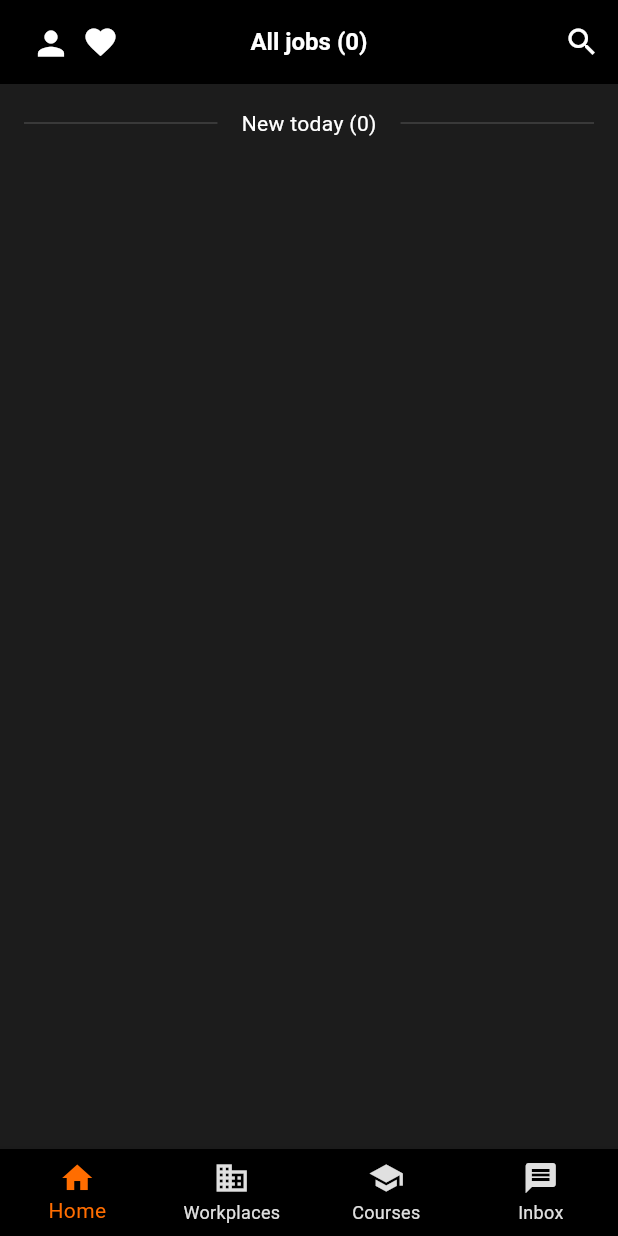
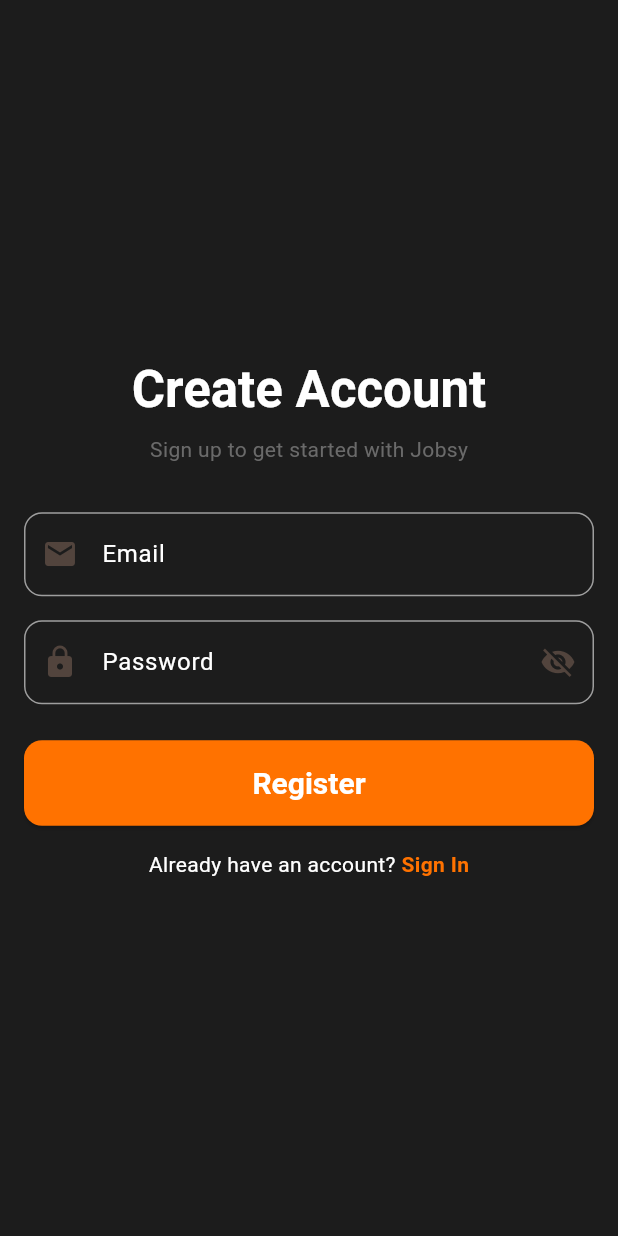
Before and after one commit to rragnarsd/Jobsy, a Flutter app: the screen it shows after launch, on a phone screen of 412 x 824 dp. Run offline on Flutter 3.47's test engine with Material 3 defaults, Android fonts, the light colour scheme and no system bars; our stand-ins replace cloud_firestore, firebase_auth, firebase_core, go_router, shared_preferences, toastification; accounts and stored records are empty; generated files the repository leaves out were written again.

Commit message:
Register and login functionality

```diff
--- a/lib/main.dart
+++ b/lib/main.dart
@@ -1,5 +1,6 @@
 import 'package:codehatch/firebase_options.dart';
 import 'package:codehatch/l10n/app_localizations.dart';
+import 'package:codehatch/providers/auth_provider.dart';
 import 'package:codehatch/providers/workplace_provider.dart';
 import 'package:codehatch/utils/routes.dart';
 import 'package:codehatch/utils/theme.dart';
@@ -19,7 +20,10 @@ class MyApp extends StatelessWidget {
   @override
   Widget build(BuildContext context) {
     return MultiProvider(
-      providers: [ChangeNotifierProvider(create: (_) => WorkplaceProvider())],
+      providers: [
+        ChangeNotifierProvider(create: (_) => AuthProvider()),
+        ChangeNotifierProvider(create: (_) => WorkplaceProvider()),
+      ],
       child: MaterialApp.router(
         title: 'Jobsy',
         debugShowCheckedModeBanner: false,
--- /dev/null
+++ b/lib/pages/auth/auth_exception.dart
@@ -0,0 +1,7 @@
+class AuthException implements Exception {
+  final String message;
+  AuthException(this.message);
+
+  @override
+  String toString() => message;
+}
--- /dev/null
+++ b/lib/pages/auth/auth_page.dart
@@ -0,0 +1,194 @@
+import 'package:codehatch/providers/auth_provider.dart';
+import 'package:codehatch/utils/colors.dart';
+import 'package:codehatch/utils/extensions.dart';
+import 'package:codehatch/widgets/app_textform_field.dart';
+import 'package:flutter/gestures.dart';
+import 'package:flutter/material.dart';
+import 'package:go_router/go_router.dart';
+import 'package:provider/provider.dart';
+
+class AuthPage extends StatefulWidget {
+  const AuthPage({super.key});
+
+  @override
+  State<AuthPage> createState() => _AuthPageState();
+}
+
+class _AuthPageState extends State<AuthPage> {
+  final TextEditingController _emailController = TextEditingController();
+  final TextEditingController _passwordController = TextEditingController();
+  final GlobalKey<FormState> _formKey = GlobalKey<FormState>();
+
+  @override
+  void dispose() {
+    _emailController.dispose();
+    _passwordController.dispose();
+    super.dispose();
+  }
+
+  void _toggleAuthMode() {
+    final authProvider = context.read<AuthProvider>();
+    authProvider.clearError();
+    authProvider.toggleAuthMode();
+    _formKey.currentState?.reset();
+  }
+
+  @override
+  Widget build(BuildContext context) {
+    final theme = Theme.of(context);
+    return Scaffold(
+      body: SafeArea(
+        child: Padding(
+          padding: const EdgeInsets.all(16.0),
+          child: Form(
+            key: _formKey,
+            child: Consumer<AuthProvider>(
+              builder: (context, authProvider, child) {
+                return Column(
+                  crossAxisAlignment: CrossAxisAlignment.center,
+                  mainAxisAlignment: MainAxisAlignment.center,
+                  children: [
+                    Text(
+                      authProvider.isRegister
+                          ? 'Create Account'
+                          : 'Welcome Back',
+                      style: theme.textTheme.headlineMedium?.copyWith(
+                        fontWeight: FontWeight.w600,
+                      ),
+                    ),
+                    const SizedBox(height: 8),
+                    Text(
+                      authProvider.isRegister
+                          ? 'Sign up to get started with Jobsy'
+                          : 'Sign in to continue with Jobsy',
+                      style: theme.textTheme.bodyMedium?.copyWith(
+                        color: JobsyColors.greyColor.withValues(alpha: 0.6),
+                      ),
+                    ),
+                    const SizedBox(height: 32.0),
+                    AppTextFormField(
+                      controller: _emailController,
+                      textInputAction: TextInputAction.next,
+                      prefixIcon: const Icon(Icons.email),
+                      labelText: 'Email',
+                      keyboardType: TextInputType.emailAddress,
+                      validator: (value) => value?.emailError,
+                    ),
+                    const SizedBox(height: 16.0),
+                    AppTextFormField(
+                      controller: _passwordController,
+                      textInputAction: TextInputAction.done,
+                      prefixIcon: const Icon(Icons.lock),
+                      suffix: GestureDetector(
+                        onTap: authProvider.togglePasswordVisibility,
+                        child: Icon(
+                          !authProvider.obscurePassword
+                              ? Icons.visibility
+                              : Icons.visibility_off,
+                        ),
+                      ),
+                      labelText: 'Password',
+                      obscureText: authProvider.obscurePassword,
+                      validator: (value) => value?.passwordError,
+                    ),
+                    const SizedBox(height: 24.0),
+                    SizedBox(
+                      width: double.infinity,
+                      child: ElevatedButton(
+                        onPressed: authProvider.isLoading ? null : submitForm,
+                        style: ElevatedButton.styleFrom(
+                          backgroundColor: JobsyColors.primaryColor,
+                          padding: const EdgeInsets.all(16),
+                          shape: RoundedRectangleBorder(
+                            borderRadius: BorderRadius.circular(12),
+                          ),
+                        ),
+                        child: authProvider.isLoading
+                            ? const SizedBox(
+                                width: 26,
+                                height: 26,
+                                child: CircularProgressIndicator(
+                                  color: JobsyColors.whiteColor,
+                                  strokeWidth: 3,
+                                ),
+                              )
+                            : Text(
+                                authProvider.isRegister
+                                    ? 'Register'
+                                    : 'Sign In',
+                                style: theme.textTheme.titleLarge?.copyWith(
+                                  color: JobsyColors.whiteColor,
+                                ),
+                              ),
+                      ),
+                    ),
+                    const SizedBox(height: 16.0),
+                    RichText(
+                      text: TextSpan(
+                        children: [
+                          TextSpan(
+                            text: authProvider.isRegister
+                                ? 'Already have an account?'
+                                : 'Don\'t have an account?',
+                            style: theme.textTheme.bodyMedium,
+                          ),
+                          TextSpan(
+                            recognizer: TapGestureRecognizer()
+                              ..onTap = _toggleAuthMode,
+                            text: authProvider.isRegister
+                                ? ' Sign In'
+                                : ' Register',
+                            style: theme.textTheme.bodyMedium?.copyWith(
+                              color: JobsyColors.primaryColor,
+                              fontWeight: FontWeight.w600,
+                            ),
+                          ),
+                        ],
+                      ),
+                    ),
+                  ],
+                );
+              },
+            ),
+          ),
+        ),
+      ),
+    );
+  }
+
+  Future<void> submitForm() async {
+    if (!_formKey.currentState!.validate()) return;
+
+    final authProvider = context.read<AuthProvider>();
+
+    authProvider.clearError();
+
+    if (authProvider.isRegister) {
+      await authProvider.signUpWithEmailAndPassword(
+        email: _emailController.text.trim(),
+        password: _passwordController.text.trim(),
+      );
+    } else {
+      await authProvider.signInWithEmailAndPassword(
+        email: _emailController.text.trim(),
+        password: _passwordController.text.trim(),
+      );
+    }
+
+    if (authProvider.authErrorMessage != null) {
+      if (!mounted) return;
+
+      context.showToast(
+        title: authProvider.authErrorMessage!,
+        type: ToastType.error,
+        textColor: JobsyColors.whiteColor,
+        backgroundColor: JobsyColors.errorColor,
+        duration: const Duration(seconds: 5),
+      );
+      return;
+    }
+
+    if (!mounted) return;
+    context.go('/home');
+  }
+}
--- a/lib/pages/courses/course_details.dart
+++ b/lib/pages/courses/course_details.dart
@@ -367,7 +367,10 @@ class CourseBottomBar extends StatelessWidget {
         onPressed: () {},
         style: ElevatedButton.styleFrom(
           backgroundColor: JobsyColors.primaryColor,
-          padding: const EdgeInsets.symmetric(horizontal: 16, vertical: 12),
+          padding: const EdgeInsets.all(16),
+          shape: const RoundedRectangleBorder(
+            borderRadius: BorderRadius.all(Radius.circular(12.0)),
+          ),
         ),
         label: Text(
           AppLocalizations.of(context)!.open_course,
--- a/lib/pages/home/home_page.dart
+++ b/lib/pages/home/home_page.dart
@@ -23,7 +23,7 @@ class _HomePageState extends State<HomePage> {
   @override
   void initState() {
     super.initState();
-    context.read<WorkplaceProvider>().fetchData();
+    context.read<WorkplaceProvider>().initializeStreams();
   }
 
   @override
--- a/lib/pages/home/job_description_page.dart
+++ b/lib/pages/home/job_description_page.dart
@@ -359,9 +359,9 @@ class JobDeadline extends StatelessWidget {
                   onPressed: () {},
                   style: ElevatedButton.styleFrom(
                     backgroundColor: JobsyColors.primaryColor,
-                    padding: const EdgeInsets.symmetric(
-                      horizontal: 16,
-                      vertical: 12,
+                    padding: const EdgeInsets.all(16),
+                    shape: const RoundedRectangleBorder(
+                      borderRadius: BorderRadius.all(Radius.circular(12.0)),
                     ),
                   ),
                   label: Text(local.apply, style: theme.textTheme.titleLarge),
--- /dev/null
+++ b/lib/providers/auth_provider.dart
@@ -0,0 +1,91 @@
+import 'package:codehatch/pages/auth/auth_exception.dart';
+import 'package:codehatch/services/auth_service.dart';
+import 'package:flutter/material.dart';
+
+class AuthProvider extends ChangeNotifier {
+  final AuthService _authService = AuthService();
+  bool _isLoading = false;
+  bool _isRegister = true;
+  String? _authErrorMessage;
+  bool _obscurePassword = true;
+
+  bool get isLoading => _isLoading;
+  bool get isRegister => _isRegister;
+  String? get authErrorMessage => _authErrorMessage;
+  bool get obscurePassword => _obscurePassword;
+
+  void toggleAuthMode() {
+    _isRegister = !_isRegister;
+    _authErrorMessage = null;
+    notifyListeners();
+  }
+
+  void togglePasswordVisibility() {
+    _obscurePassword = !_obscurePassword;
+    notifyListeners();
+  }
+
+  void setAuthMode(bool isRegister) {
+    _isRegister = isRegister;
+    _authErrorMessage = null;
+    notifyListeners();
+  }
+
+  Future<void> signOut() async {
+    _setLoading(true);
+    try {
+      await _authService.signOut();
+    } catch (e) {
+      _setError(e);
+    } finally {
+      _setLoading(false);
+    }
+  }
+
+  Future<void> signInWithEmailAndPassword({
+    required String email,
+    required String password,
+  }) async {
+    _setLoading(true);
+    try {
+      await _authService.signInWithEmailAndPassword(email, password);
+    } catch (e) {
+      _setError(e);
+    } finally {
+      _setLoading(false);
+    }
+  }
+
+  Future<void> signUpWithEmailAndPassword({
+    required String email,
+    required String password,
+  }) async {
+    _setLoading(true);
+    try {
+      await _authService.signUpWithEmailAndPassword(email, password);
+    } catch (e) {
+      _setError(e);
+    } finally {
+      _setLoading(false);
+    }
+  }
+
+  void _setLoading(bool value) {
+    _isLoading = value;
+    notifyListeners();
+  }
+
+  void _setError(Object error) {
+    if (error is AuthException) {
+      _authErrorMessage = error.message;
+    } else {
+      _authErrorMessage = 'An unexpected error occurred.';
+    }
+    notifyListeners();
+  }
+
+  void clearError() {
+    _authErrorMessage = null;
+    notifyListeners();
+  }
+}
--- a/lib/providers/workplace_provider.dart
+++ b/lib/providers/workplace_provider.dart
@@ -15,10 +15,20 @@ class WorkplaceProvider extends ChangeNotifier {
   List<WorkplaceModel> get workplaces => List.unmodifiable(_workplaces);
   List<JobModel> get jobs => List.unmodifiable(_jobs);
 
-  Future<void> fetchData() async {
-    _workplaces = await _workplaceService.getWorkplaces();
-    _jobs = await _workplaceService.getJobs();
-    notifyListeners();
+  Stream<List<WorkplaceModel>> get workplacesStream =>
+      _workplaceService.getWorkplacesStream();
+  Stream<List<JobModel>> get jobsStream => _workplaceService.getJobsStream();
+
+  void initializeStreams() {
+    _workplaceService.getWorkplacesStream().listen((workplaces) {
+      _workplaces = workplaces;
+      notifyListeners();
+    });
+
+    _workplaceService.getJobsStream().listen((jobs) {
+      _jobs = jobs;
+      notifyListeners();
+    });
   }
 
   WorkplaceModel? getWorkplaceById(String id) {
--- a/lib/root.dart
+++ b/lib/root.dart
@@ -1,4 +1,5 @@
 import 'package:codehatch/l10n/app_localizations.dart';
+import 'package:codehatch/utils/colors.dart';
 import 'package:flutter/material.dart';
 import 'package:go_router/go_router.dart';
 
@@ -15,9 +16,9 @@ class Root extends StatelessWidget {
       bottomNavigationBar: BottomNavigationBar(
         currentIndex: navigationShell.currentIndex,
         showUnselectedLabels: true,
-        selectedItemColor: const Color(0xffFF6D00),
-        unselectedItemColor: Colors.grey.shade300,
-        backgroundColor: Colors.black,
+        selectedItemColor: JobsyColors.primaryColor,
+        unselectedItemColor: JobsyColors.greyColor.withValues(alpha: 0.5),
+        backgroundColor: JobsyColors.blackColor,
         type: BottomNavigationBarType.fixed,
         items: [
           BottomNavigationBarItem(
--- /dev/null
+++ b/lib/services/auth_service.dart
@@ -0,0 +1,60 @@
+import 'package:codehatch/pages/auth/auth_exception.dart';
+import 'package:firebase_auth/firebase_auth.dart';
+
+class AuthService {
+  final FirebaseAuth _auth = FirebaseAuth.instance;
+
+  Future<void> signOut() async {
+    try {
+      await _auth.signOut();
+    } catch (e) {
+      throw AuthException('Failed to sign out.');
+    }
+  }
+
+  Future<void> signInWithEmailAndPassword(String email, String password) async {
+    try {
+      await _auth.signInWithEmailAndPassword(email: email, password: password);
+    } on FirebaseAuthException catch (e) {
+      throw AuthException(_getSignInError(e));
+    } catch (e) {
+      throw AuthException('An unexpected error occurred.');
+    }
+  }
+
+  Future<void> signUpWithEmailAndPassword(String email, String password) async {
+    try {
+      await _auth.createUserWithEmailAndPassword(
+        email: email,
+        password: password,
+      );
+    } on FirebaseAuthException catch (e) {
+      throw AuthException(_getSignUpError(e));
+    } catch (e) {
+      throw AuthException('An unexpected error occurred.');
+    }
+  }
+
+  String _getSignInError(FirebaseAuthException e) {
+    return switch (e.code) {
+      'user-not-found' => 'No user found for that email.',
+      'wrong-password' => 'Wrong password provided.',
+      'invalid-email' => 'The email address is invalid.',
+      'user-disabled' => 'This user account has been disabled.',
+      'too-many-requests' => 'Too many attempts. Please try again later.',
+      'network-request-failed' => 'No internet connection.',
+      _ => 'Authentication failed: ${e.message}',
+    };
+  }
+
+  String _getSignUpError(FirebaseAuthException e) {
+    return switch (e.code) {
+      'weak-password' => 'The password is too weak.',
+      'email-already-in-use' => 'An account already exists for this email.',
+      'invalid-email' => 'Invalid email address.',
+      'operation-not-allowed' => 'Email/password sign up is disabled.',
+      'network-request-failed' => 'No internet connection.',
+      _ => 'Registration failed: ${e.message}',
+    };
+  }
+}
--- a/lib/utils/colors.dart
+++ b/lib/utils/colors.dart
@@ -5,7 +5,7 @@ class JobsyColors {
   static const Color scaffoldColor = Color(0xFF1C1C1C);
   static const Color cardColor = Color(0xFF141414);
   static const Color whiteColor = Color(0xFFFFFFFF);
-  static const Color greyColor =Color(0xFF9E9E9E);
+  static const Color greyColor = Color(0xFF9E9E9E);
   static const Color blackColor = Color(0xFF000000);
-
+  static const Color errorColor = Color(0xFFD32F2F);
 }
--- a/lib/utils/routes.dart
+++ b/lib/utils/routes.dart
@@ -1,4 +1,5 @@
 import 'package:codehatch/models/course_model.dart';
+import 'package:codehatch/pages/auth/auth_page.dart';
 import 'package:codehatch/pages/courses/course_details.dart';
 import 'package:codehatch/pages/courses/courses_page.dart';
 import 'package:codehatch/pages/home/home_page.dart';
@@ -17,8 +18,9 @@ final _rootNavigatorKey = GlobalKey<NavigatorState>();
 
 final router = GoRouter(
   navigatorKey: _rootNavigatorKey,
-  initialLocation: '/home',
+  initialLocation: '/auth',
   routes: <RouteBase>[
+    GoRoute(path: '/auth', builder: (context, state) => const AuthPage()),
     StatefulShellRoute.indexedStack(
       builder: (context, state, navigationShell) {
         return Root(navigationShell);
@@ -58,10 +60,18 @@ final router = GoRouter(
         ),
       ],
     ),
-    GoRoute(path: '/profile', builder: (context, state) => const ProfilePage()),
+
     GoRoute(
-      path: '/settings',
-      builder: (context, state) => const SettingsPage(),
+      path: '/profile',
+      builder: (context, state) {
+        return const ProfilePage();
+      },
+      routes: <RouteBase>[
+        GoRoute(
+          path: '/settings',
+          builder: (context, state) => const SettingsPage(),
+        ),
+      ],
     ),
     GoRoute(
       path: '/job-description/:jobId',
--- /dev/null
+++ b/lib/widgets/app_textform_field.dart
@@ -0,0 +1,67 @@
+import 'package:codehatch/utils/colors.dart';
+import 'package:flutter/material.dart';
+import 'package:flutter/services.dart';
+
+class AppTextFormField extends StatelessWidget {
+  const AppTextFormField({
+    this.controller,
+    this.labelText,
+    this.hintText,
+    this.inputFormatter,
+    this.keyboardType,
+    this.validator,
+    this.textInputAction,
+    this.prefixIcon,
+    this.suffix,
+    this.obscureText = false,
+    super.key,
+  });
+
+  final String? labelText;
+  final String? hintText;
+  final List<TextInputFormatter>? inputFormatter;
+  final TextEditingController? controller;
+  final TextInputType? keyboardType;
+  final String? Function(String?)? validator;
+  final TextInputAction? textInputAction;
+  final Icon? prefixIcon;
+  final Widget? suffix;
+  final bool obscureText;
+
+  @override
+  Widget build(BuildContext context) {
+    return TextFormField(
+      inputFormatters: inputFormatter,
+      keyboardType: keyboardType,
+      controller: controller,
+      validator: validator,
+      textInputAction: textInputAction,
+      obscureText: obscureText,
+      decoration: InputDecoration(
+        prefixIcon: prefixIcon,
+        suffixIcon: suffix,
+        border: OutlineInputBorder(
+          borderRadius: BorderRadius.circular(12.0),
+          borderSide: const BorderSide(color: JobsyColors.whiteColor),
+        ),
+        enabledBorder: OutlineInputBorder(
+          borderRadius: BorderRadius.circular(12.0),
+          borderSide: const BorderSide(color: JobsyColors.greyColor),
+        ),
+        focusedBorder: OutlineInputBorder(
+          borderRadius: BorderRadius.circular(12.0),
+          borderSide: const BorderSide(color: JobsyColors.primaryColor),
+        ),
+        errorBorder: OutlineInputBorder(
+          borderRadius: BorderRadius.circular(12.0),
+          borderSide: const BorderSide(color: JobsyColors.errorColor),
+        ),
+        hintText: hintText,
+        labelText: labelText,
+        labelStyle: const TextStyle(color: JobsyColors.whiteColor),
+        hintStyle: const TextStyle(color: JobsyColors.whiteColor),
+        errorStyle: const TextStyle(color: JobsyColors.whiteColor),
+      ),
+    );
+  }
+}
--- a/pubspec.yaml
+++ b/pubspec.yaml
@@ -26,6 +26,9 @@ dependencies:
   firebase_core: ^3.14.0
   cloud_firestore: ^5.6.9
   collection: ^1.19.1
+  firebase_auth: ^5.6.0
+  shared_preferences: ^2.5.3
+  toastification: ^3.0.3
 
 dev_dependencies:
   flutter_test:
```
Also changed, not shown: lib/services/workplace_service.dart (+25 -19 lines), lib/utils/extensions.dart (+130 -0 lines), lib/pages/auth/login_screen.dart (deleted), lib/pages/auth/otp_screen.dart (deleted), pubspec.lock, 9 other files.
